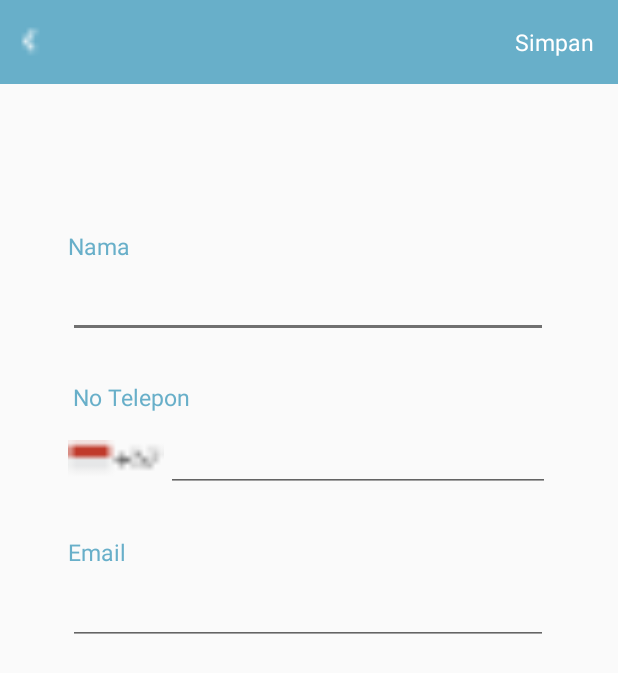
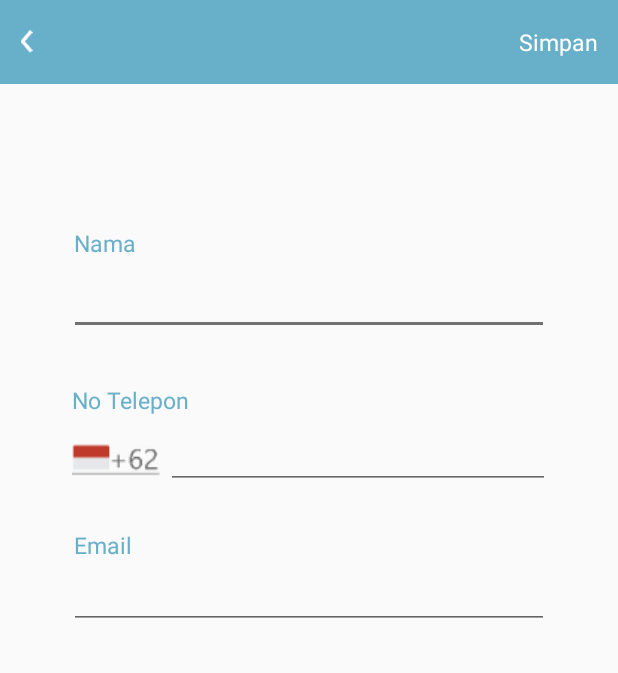
Before and after one commit to enrinal/Mutur, an Android app: the ProfileViewActivity screen opened directly, with no data from a screen before it, on a phone screen of 412 x 824 dp. Shown: the top 673 px of the screen. Run offline under Robolectric (Android 15) with nearby library versions, the phone set to English and light mode, and no system bars; our stand-ins replace Firebase (no records; nobody signed in at launch, a user with empty details on screens opened directly).

Commit message:
edit activity_profileview

```diff
--- a/app/src/main/res/layout/activity_profileview.xml
+++ b/app/src/main/res/layout/activity_profileview.xml
@@ -18,16 +18,16 @@
 
         <ImageView
             android:id="@+id/navigation_menu"
-            android:layout_width="30dp"
-            android:layout_height="30dp"
-            android:layout_marginLeft="5dp"
+            android:layout_width="15dp"
+            android:layout_height="15dp"
+            android:layout_marginLeft="10dp"
             android:src="@drawable/left" />
 
         <TextView
             android:layout_width="wrap_content"
             android:layout_height="wrap_content"
             android:layout_gravity="right"
-            android:layout_marginRight="16dp"
+            android:layout_marginRight="13dp"
             android:onClick="profile_click"
             android:text="Simpan"
             android:textColor="#ffffff"
@@ -39,53 +39,54 @@
         android:id="@+id/textView"
         android:layout_width="wrap_content"
         android:layout_height="wrap_content"
-        android:layout_marginStart="45dp"
-        android:layout_marginLeft="45dp"
-        android:layout_marginTop="153dp"
+        android:layout_marginStart="3dp"
+        android:layout_marginLeft="3dp"
+        android:layout_marginBottom="5dp"
         android:text="Nama"
         android:textColor="@color/colorPrimary"
         android:textSize="15sp"
-        app:layout_constraintStart_toStartOf="parent"
-        app:layout_constraintTop_toTopOf="parent" />
+        app:layout_constraintBottom_toTopOf="@+id/nama_user"
+        app:layout_constraintStart_toStartOf="@+id/nama_user" />
 
     <EditText
         android:id="@+id/nama_user"
         android:layout_width="wrap_content"
         android:layout_height="wrap_content"
-        android:layout_marginTop="5dp"
+        android:layout_marginTop="178dp"
         android:ems="15"
         android:inputType="textPersonName"
-        app:layout_constraintStart_toStartOf="@+id/textView"
-        app:layout_constraintTop_toBottomOf="@+id/textView" />
+        app:layout_constraintEnd_toEndOf="parent"
+        app:layout_constraintStart_toStartOf="parent"
+        app:layout_constraintTop_toTopOf="parent" />
 
     <TextView
         android:id="@+id/textView2"
         android:layout_width="wrap_content"
         android:layout_height="wrap_content"
-        android:layout_marginTop="29dp"
+        android:layout_marginStart="3dp"
+        android:layout_marginLeft="3dp"
         android:text="Email"
         android:textColor="@color/colorPrimary"
         android:textSize="15sp"
-        app:layout_constraintStart_toStartOf="@+id/imageView4"
-        app:layout_constraintTop_toBottomOf="@+id/noTelp" />
+        app:layout_constraintBottom_toTopOf="@+id/email"
+        app:layout_constraintStart_toStartOf="@+id/email" />
 
     <EditText
         android:id="@+id/email"
         android:layout_width="wrap_content"
         android:layout_height="wrap_content"
-        android:layout_marginTop="6dp"
+        android:layout_marginTop="48dp"
         android:ems="15"
         android:inputType="textEmailAddress"
-        app:layout_constraintStart_toStartOf="@+id/textView2"
-        app:layout_constraintTop_toBottomOf="@+id/textView2" />
+        app:layout_constraintEnd_toEndOf="parent"
+        app:layout_constraintStart_toStartOf="parent"
+        app:layout_constraintTop_toBottomOf="@+id/noTelp" />
 
     <TextView
         android:id="@+id/textView3"
         android:layout_width="wrap_content"
         android:layout_height="wrap_content"
-        android:layout_marginStart="3dp"
-        android:layout_marginLeft="3dp"
-        android:layout_marginBottom="7dp"
+        android:layout_marginBottom="3dp"
         android:text="No Telepon"
         android:textColor="@color/colorPrimary"
         android:textSize="15sp"
@@ -108,13 +109,13 @@
     <ImageView
         android:id="@+id/imageView4"
         android:layout_width="0dp"
-        android:layout_height="44dp"
-        android:layout_marginStart="45dp"
-        android:layout_marginLeft="45dp"
-        android:layout_marginTop="29dp"
-        android:layout_marginEnd="1dp"
-        android:layout_marginRight="1dp"
-        android:layout_marginBottom="28dp"
+        android:layout_height="47dp"
+        android:layout_marginStart="48dp"
+        android:layout_marginLeft="48dp"
+        android:layout_marginTop="25dp"
+        android:layout_marginEnd="4dp"
+        android:layout_marginRight="4dp"
+        android:layout_marginBottom="24dp"
         app:layout_constraintBottom_toTopOf="@+id/textView2"
         app:layout_constraintEnd_toStartOf="@+id/noTelp"
         app:layout_constraintStart_toStartOf="parent"
```
Also changed, not shown: app/src/main/res/drawable-xxxhdpi/Image.png (deleted), app/src/main/res/drawable-xxxhdpi/Rectangle.png (deleted), app/src/main/res/drawable-xxxhdpi/Simpan.png (deleted), app/src/main/res/drawable-xxxhdpi/indo.png, app/src/main/res/drawable-xxxhdpi/left.png, app/src/main/res/drawable-xxxhdpi/map.png (added).
